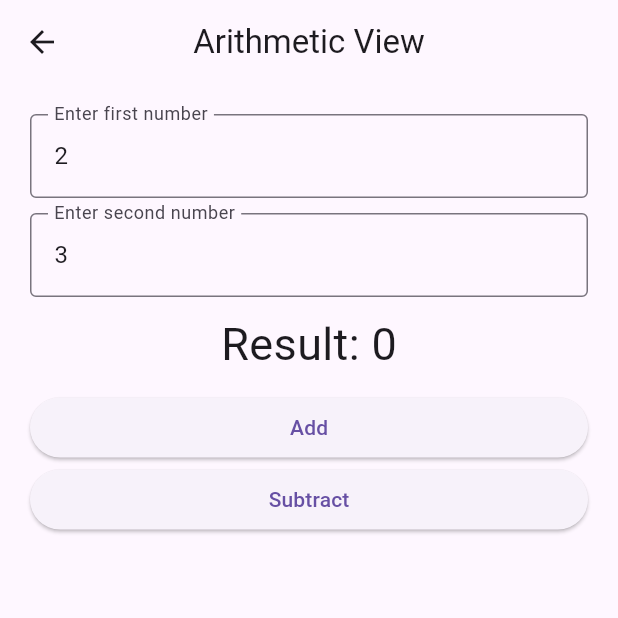
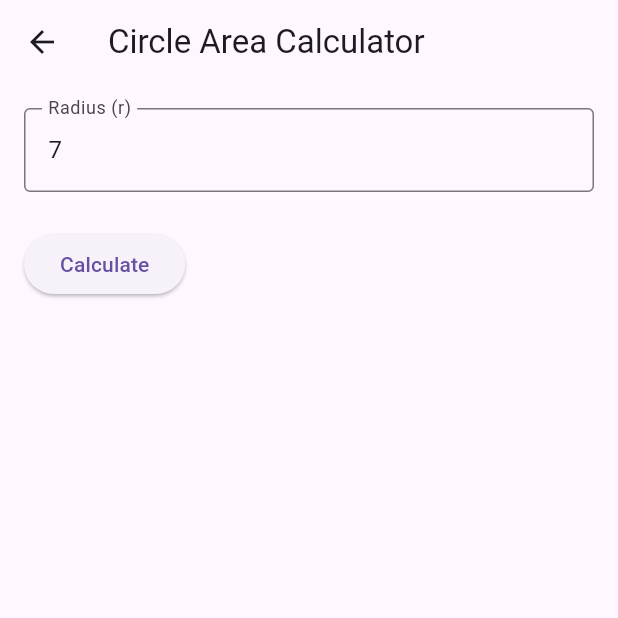
Before and after one commit to Subekshya8686/mobile_app_tasks, a Flutter app: the screen it shows after launch, after a tap on "Area of Circle", on a phone screen of 412 x 824 dp, the top half of it. Run offline on Flutter 3.47's test engine with Material 3 defaults, Android fonts, the phone set to English and light mode, and no system bars.

Commit message:
New Area of Circle view

```diff
--- /dev/null
+++ b/lib/view/area_of_circle.dart
@@ -0,0 +1,68 @@
+import 'package:flutter/material.dart';
+import 'dart:math'; // For π (pi)
+
+class CircleAreaCalculator extends StatefulWidget {
+  const CircleAreaCalculator({super.key});
+
+  @override
+  State<CircleAreaCalculator> createState() => _CircleAreaCalculatorState();
+}
+
+class _CircleAreaCalculatorState extends State<CircleAreaCalculator> {
+  final TextEditingController _radiusController =
+      TextEditingController(text: '7'); // Default radius
+
+  String _result = '';
+
+  void _calculateArea() {
+    // Parse the input radius
+    final double? radius = double.tryParse(_radiusController.text);
+
+    if (radius != null) {
+      // Formula: Area = π × r²
+      final double area = pi * radius * radius;
+      setState(() {
+        _result = 'Area of the Circle: ${area.toStringAsFixed(2)} square units';
+      });
+    } else {
+      setState(() {
+        _result = 'Please enter a valid number';
+      });
+    }
+  }
+
+  @override
+  Widget build(BuildContext context) {
+    return Scaffold(
+      appBar: AppBar(
+        title: const Text('Circle Area Calculator'),
+      ),
+      body: Padding(
+        padding: const EdgeInsets.all(16.0),
+        child: Column(
+          crossAxisAlignment: CrossAxisAlignment.start,
+          children: [
+            TextField(
+              controller: _radiusController,
+              keyboardType: TextInputType.number,
+              decoration: const InputDecoration(
+                labelText: 'Radius (r)', // Input field label
+                border: OutlineInputBorder(),
+              ),
+            ),
+            const SizedBox(height: 24),
+            ElevatedButton(
+              onPressed: _calculateArea,
+              child: const Text('Calculate'),
+            ),
+            const SizedBox(height: 16),
+            Text(
+              _result,
+              style: const TextStyle(fontSize: 18),
+            ),
+          ],
+        ),
+      ),
+    );
+  }
+}
--- a/lib/view/dashboard_view.dart
+++ b/lib/view/dashboard_view.dart
@@ -1,4 +1,5 @@
 import 'package:flutter/material.dart';
+import 'package:flutter_dashboard/view/area_of_circle.dart';
 import 'package:flutter_dashboard/view/arithmetic_view.dart';
 import 'package:flutter_dashboard/view/simple_interest_view.dart';
 
@@ -42,7 +43,7 @@ class DashboardView extends StatelessWidget {
                   Navigator.push(
                     context,
                     MaterialPageRoute(
-                        builder: (context) => const ArithmeticView()),
+                        builder: (context) => const CircleAreaCalculator()),
                   );
                 },
                 child: const Column(
```
